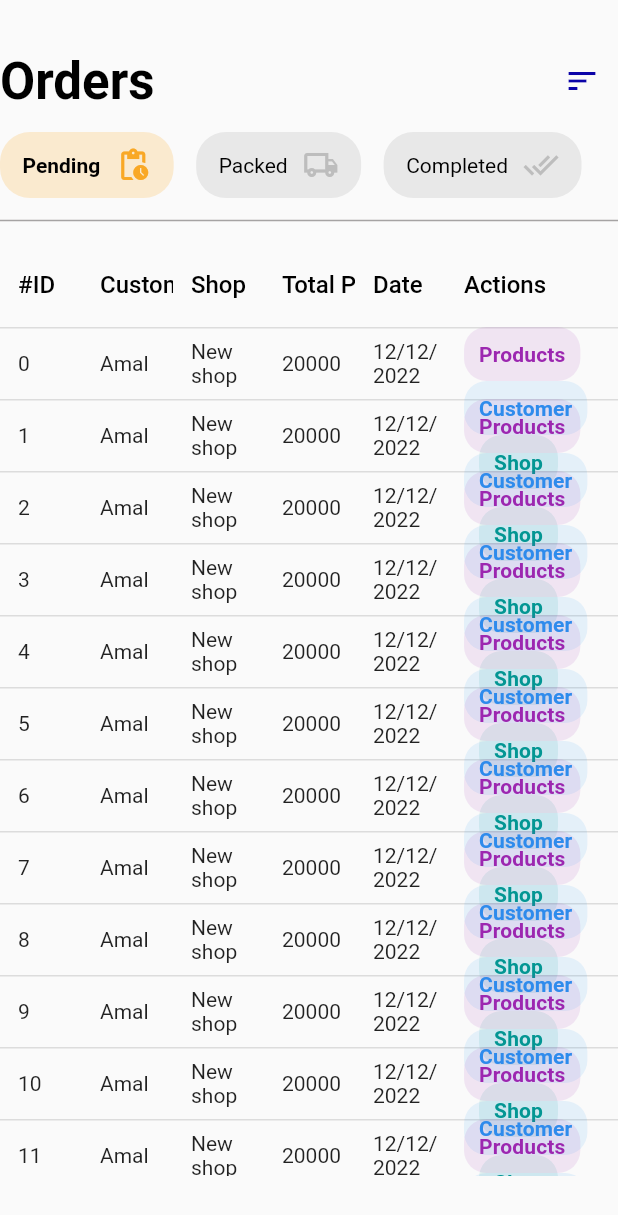
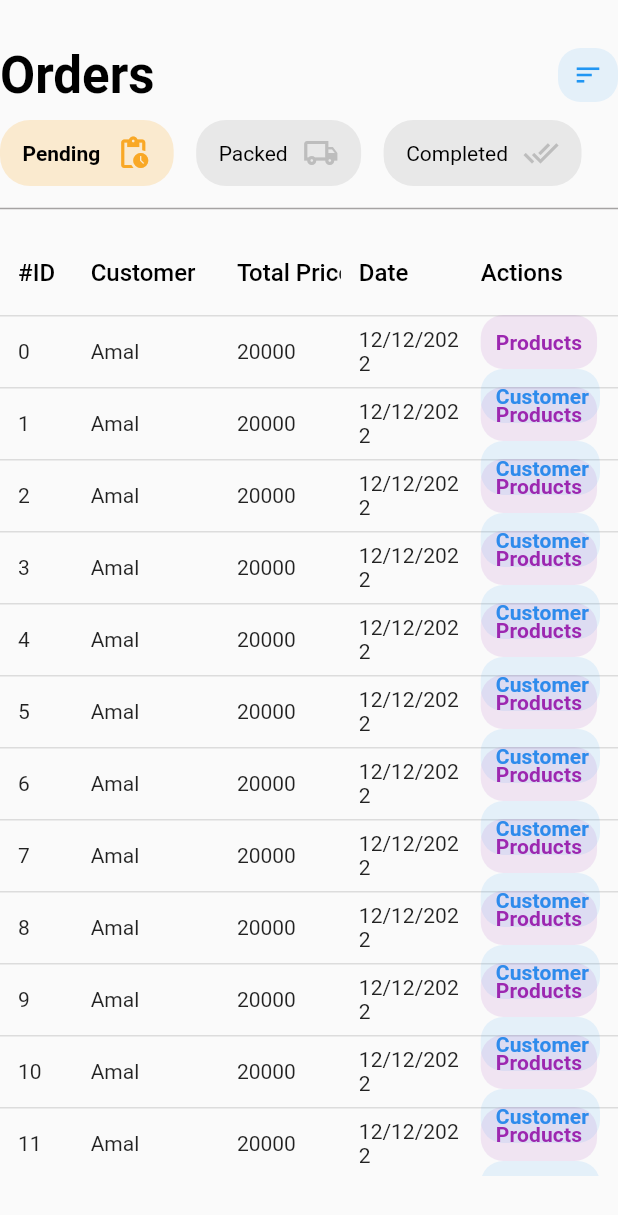
Before and after one commit to A6JUN/PRODEL_Shop, a Flutter app: the OrderScreen widget shown alone on an empty page, opened directly, on a phone screen of 412 x 824 dp. Shown: the top 1215 px of the screen. Run offline on Flutter 3.47's test engine with Material 2 defaults, Android fonts, the light colour scheme and no system bars; drawn by our look-alikes of data_table_2; our stand-ins replace bloc, cached_network_image, file_picker, flutter_bloc, google_fonts, logger and 1 more; accounts and stored records are empty.

Commit message:
design fixes

```diff
--- a/lib/ui/screen/home_screen_sections/order_screen.dart
+++ b/lib/ui/screen/home_screen_sections/order_screen.dart
@@ -1,6 +1,7 @@
 import 'package:data_table_2/data_table_2.dart';
 import 'package:flutter/material.dart';
 import 'package:prodel_shop/ui/widgets/custom_action_button.dart';
+import 'package:prodel_shop/ui/widgets/custom_icon_button.dart';
 import 'package:prodel_shop/ui/widgets/custom_search.dart';
 import 'package:prodel_shop/ui/widgets/orders/order_status_item.dart';
 import 'package:prodel_shop/values/colors.dart';
@@ -36,15 +37,12 @@
                         fontWeight: FontWeight.w700,
                       ),
                 ),
-                IconButton(
+                CustomIconButton(
                   onPressed: () {
                     isExpanded = !isExpanded;
                     setState(() {});
                   },
-                  icon: const Icon(
-                    Icons.sort,
-                    color: primaryColor,
-                  ),
+                  iconData: Icons.sort,
                 ),
               ],
             ),
@@ -62,7 +60,7 @@
                         ),
                       ],
                     ),
-                    // TODO add sorting buttons (user, shop)
+                    // TODO add sorting buttons (date)
                   )
                 : const SizedBox(),
             SizedBox(
@@ -135,7 +133,7 @@
                     ),
                   ),
                   DataColumn2(
-                    size: ColumnSize.S,
+                    size: ColumnSize.L,
                     label: Text(
                       "Customer",
                       style: Theme.of(context).textTheme.titleMedium!.copyWith(
@@ -145,17 +143,7 @@
                     ),
                   ),
                   DataColumn2(
-                    size: ColumnSize.S,
-                    label: Text(
-                      "Shop",
-                      style: Theme.of(context).textTheme.titleMedium!.copyWith(
-                            color: Colors.black,
-                            fontWeight: FontWeight.w500,
-                          ),
-                    ),
-                  ),
-                  DataColumn2(
-                    size: ColumnSize.S,
+                    size: ColumnSize.M,
                     label: Text(
                       "Total Price (₹)",
                       style: Theme.of(context).textTheme.titleMedium!.copyWith(
@@ -165,7 +153,7 @@
                     ),
                   ),
                   DataColumn2(
-                    size: ColumnSize.S,
+                    size: ColumnSize.M,
                     label: Text(
                       "Date",
                       style: Theme.of(context).textTheme.titleMedium!.copyWith(
@@ -201,11 +189,6 @@
                       ),
                       const DataCell(
                         Text(
-                          "New shop",
-                        ),
-                      ),
-                      const DataCell(
-                        Text(
                           "20000",
                         ),
                       ),
@@ -230,15 +213,6 @@
                               mainAxisSize: MainAxisSize.min,
                               label: 'Customer',
                               onPressed: () {},
-                            ),
-                            const SizedBox(
-                              width: 10,
-                            ),
-                            CustomActionButton(
-                              mainAxisSize: MainAxisSize.min,
-                              label: 'Shop',
-                              onPressed: () {},
-                              color: Colors.teal,
                             ),
                           ],
                         ),
```
